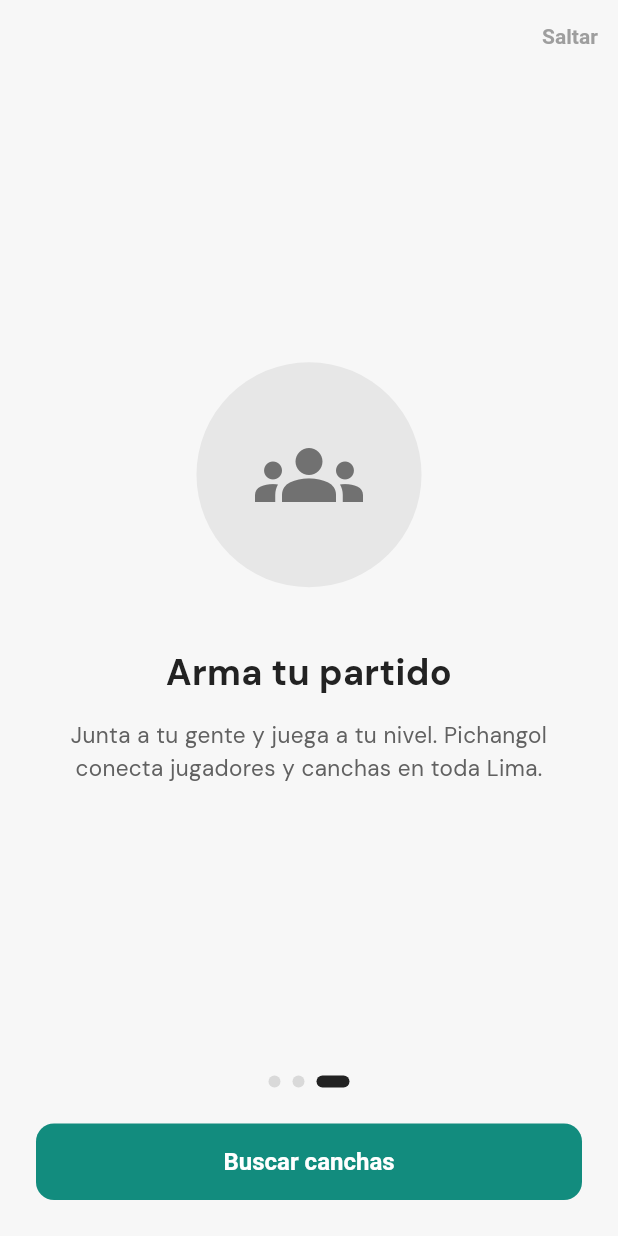
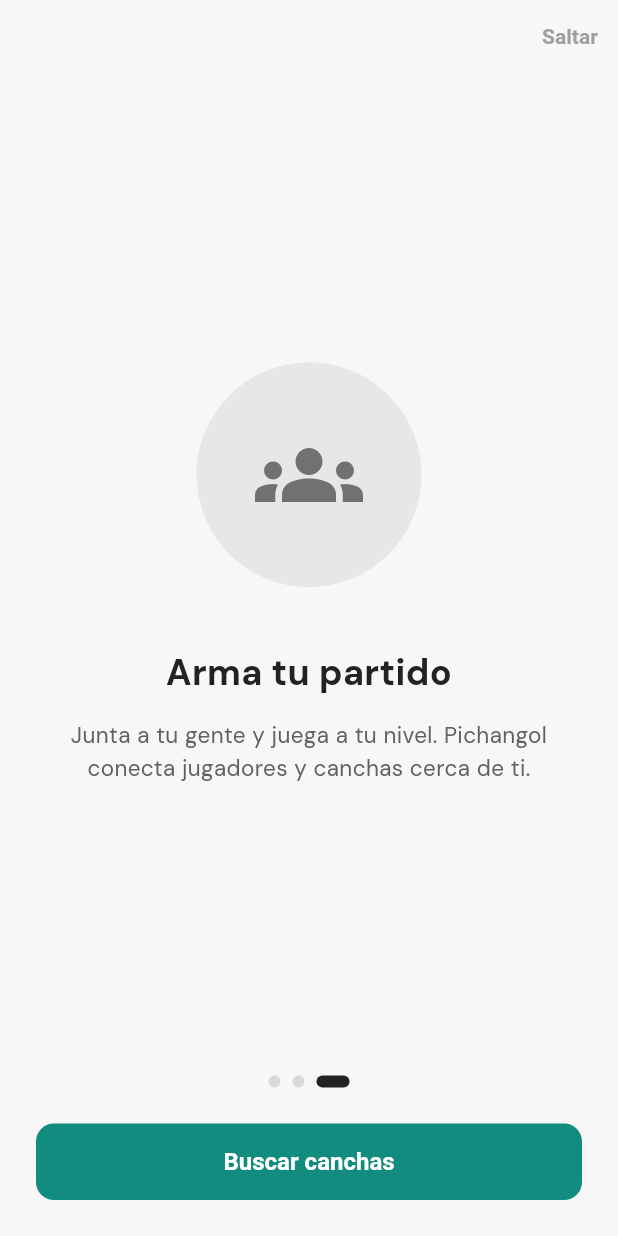
Before and after one commit to dcalagua/canchas-app-lima, a Flutter app: the screen it shows after launch, swiped to page 3, on a phone screen of 412 x 824 dp. Run offline on Flutter 3.47's test engine with Material 3 defaults, Android fonts, the phone set to English and light mode, and no system bars; our stand-ins replace audioplayers, firebase_core, firebase_messaging, font_awesome_flutter, geocoding, geolocator and 6 more; missing offline and left inert: record; accounts and stored records are empty.

Commit message:
Multi-país: parametrizar teléfono/geocode y limpiar textos "Lima"
Auditoría de "peruanismos" clavados que se veían mal en Bolivia/Ecuador.

Funcional (usa paisActual en vez de asumir Perú):
- whatsapp_link: normaliza el celular con codigoTel/telLongitud del país (antes
  solo anteponía +51 a números de 9 dígitos → link roto para BO de 8 dígitos).
- invitacion: normalizarTelefono usa telLongitud (8 en BO); destino muestra
  codigoTelActual en vez de "+51" clavado.
- verificar_propiedad (OTP): valida el largo por telLongitud y cuenta solo
  dígitos; el texto dice "(N dígitos)" del país (antes "9 dígitos" fijo).
- buscar_direccion: geocodifica con paisActual.geocodeHint (antes "Lima, Perú"
  siempre → una dirección boliviana se resolvía en Perú); la lista de respaldo
  de distritos de Lima solo se muestra en Perú (fuera se invita a activar GPS).

Cosmético (textos que decían "Lima"):
- onboarding, header de Explorar, mensaje de compartir en Perfil y saludo de
  Agenda ahora dicen "cerca de ti" / nombre del país activo.

Co-Authored-By: Claude Opus 4.8 (1M context) <noreply@anthropic.com>
Claude-Session: https://claude.ai/code/session_017fg7ijXuZRX6jvFjZELf83

```diff
--- a/lib/models/invitacion.dart
+++ b/lib/models/invitacion.dart
@@ -9,6 +9,10 @@
 ///
 /// El profe ve el estado de cada invitación (pendiente/aceptada) y puede
 /// reenviarla o cancelarla.
+library;
+
+import '../config/pais.dart';
+
 enum EstadoInvitacion {
   pendiente('Pendiente'),
   aceptada('Aceptada'),
@@ -45,11 +49,13 @@ class Invitacion {
   /// Normaliza un correo para comparar (minúsculas, sin espacios).
   static String normalizarEmail(String e) => e.trim().toLowerCase();
 
-  /// Normaliza un teléfono a los **últimos 9 dígitos** (celular peruano), así
-  /// coincide venga con +51, espacios, guiones o sin prefijo.
+  /// Normaliza un teléfono a los **últimos N dígitos** del celular local del
+  /// país activo (9 en PE/EC, 8 en BO), así coincide venga con código de país,
+  /// espacios, guiones o sin prefijo.
   static String normalizarTelefono(String t) {
     final d = t.replaceAll(RegExp(r'[^0-9]'), '');
-    return d.length <= 9 ? d : d.substring(d.length - 9);
+    final n = paisActual.telLongitud;
+    return d.length <= n ? d : d.substring(d.length - n);
   }
 
   bool coincideEmail(String e) =>
@@ -61,7 +67,7 @@ class Invitacion {
   /// Cómo se identificó al invitado (para mostrarlo en la lista del profe).
   String get destino => email.isNotEmpty
       ? email
-      : (telefono.isNotEmpty ? '+51 $telefono' : 'código');
+      : (telefono.isNotEmpty ? '$codigoTelActual $telefono' : 'código');
 
   Invitacion copyWith({EstadoInvitacion? estado}) => Invitacion(
         id: id,
--- a/lib/screens/agenda_screen.dart
+++ b/lib/screens/agenda_screen.dart
@@ -1,5 +1,6 @@
 import 'package:flutter/material.dart';
 
+import '../config/pais.dart';
 import '../models/models.dart';
 import '../state/app_state.dart';
 import '../theme.dart';
@@ -271,7 +272,8 @@ class _HeaderAgenda extends StatelessWidget {
   @override
   Widget build(BuildContext context) {
     final t = Theme.of(context).textTheme;
-    final barrio = canchas.isEmpty ? 'Lima' : canchas.first.distrito.etiqueta;
+    final barrio =
+        canchas.isEmpty ? paisActual.nombre : canchas.first.distrito.etiqueta;
     final local = canchas.isEmpty ? 'Mis canchas' : canchas.first.club;
 
     // Saludo por hora del día (+ nombre del dueño si hay sesión). Antes decía
--- a/lib/screens/explorar_home_screen.dart
+++ b/lib/screens/explorar_home_screen.dart
@@ -643,7 +643,7 @@ class _BarraBusqueda extends StatelessWidget {
                           Text(
                             buscando
                                 ? 'Canchas cerca de tu zona'
-                                : 'Fútbol · Tenis · Clubes · Lima',
+                                : 'Fútbol · Tenis · Clubes cerca de ti',
                             style: const TextStyle(
                                 color: textoTenue, fontSize: 12),
                           ),
--- a/lib/screens/onboarding_screen.dart
+++ b/lib/screens/onboarding_screen.dart
@@ -32,7 +32,7 @@ class _OnboardingScreenState extends State<OnboardingScreen> {
     _Slide(Icons.bolt, coral, 'Reserva en segundos',
         'Elige día y hora y asegura tu cancha con una seña. Menos plantones, tu hora garantizada.'),
     _Slide(Icons.groups, arena, 'Arma tu partido',
-        'Junta a tu gente y juega a tu nivel. Pichangol conecta jugadores y canchas en toda Lima.'),
+        'Junta a tu gente y juega a tu nivel. Pichangol conecta jugadores y canchas cerca de ti.'),
   ];
 
   @override
--- a/lib/screens/perfil_screen.dart
+++ b/lib/screens/perfil_screen.dart
@@ -205,7 +205,7 @@ const _kReleaseUrl =
 /// gente en Perú. Mismo mecanismo que compartir el código de una academia.
 Future<void> _compartirApp(BuildContext context) async {
   final msg = '¡Descárgate $kBrandName! 🎾⚽ Reserva canchas de fútbol, tenis y '
-      'más en Lima, y únete a academias y campeonatos.\n\n'
+      'más cerca de ti, y únete a academias y campeonatos.\n\n'
       'Bájala aquí: $_kReleaseUrl';
   final ok = await WhatsAppLink.compartir(msg);
   if (!ok && context.mounted) {
```
Also changed, not shown: lib/screens/buscar_direccion_screen.dart (+20 -7 lines), lib/screens/verificar_propiedad_screen.dart (+5 -2 lines), lib/services/whatsapp_link.dart (+7 -3 lines).
